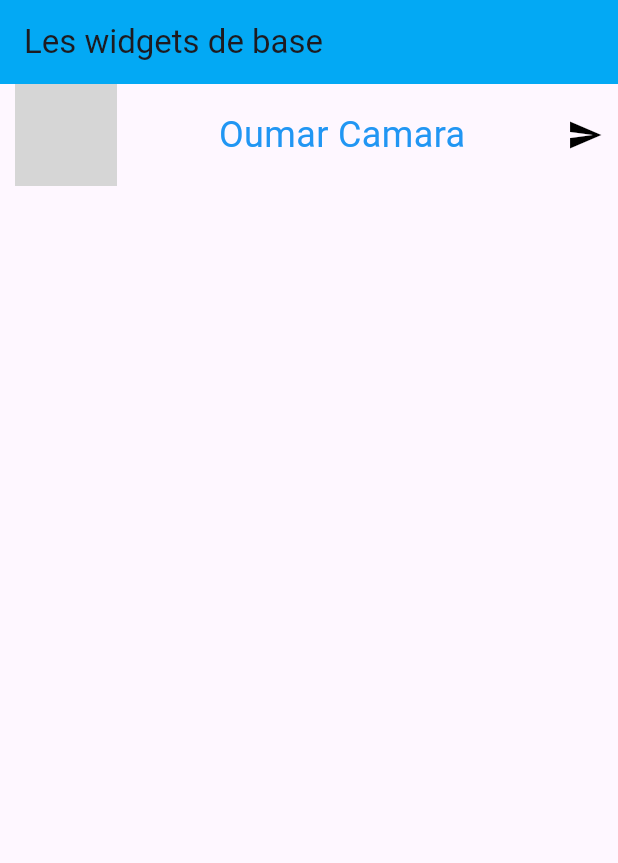
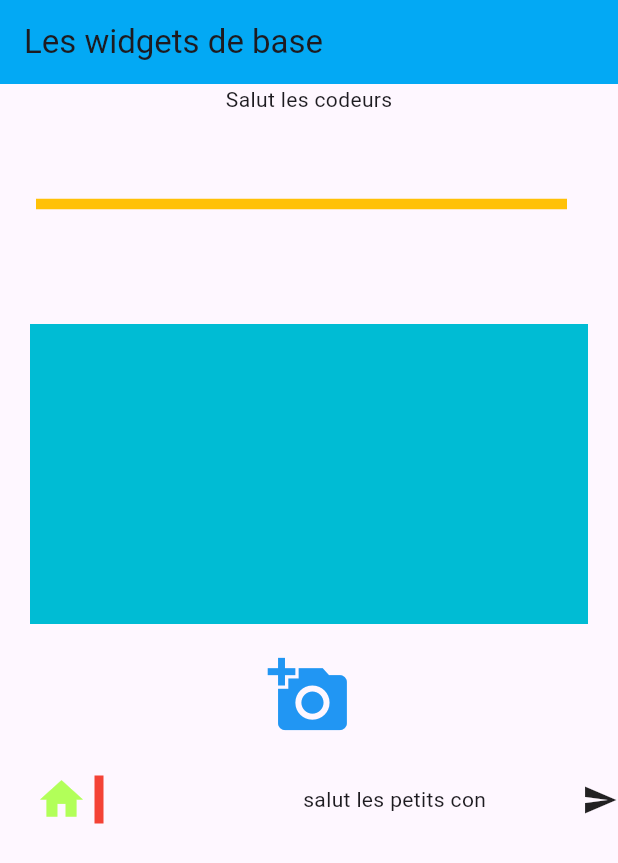
Before and after one commit to Bobo844/flutter_labs, a Flutter app: the screen it shows after launch, on a phone screen of 412 x 824 dp. Shown: the top 863 px of the screen. Run offline on Flutter 3.47's test engine with Material 3 defaults, Android fonts, the phone set to English and light mode, and no system bars; our stand-ins replace google_fonts; grey boxes are pictures that could not be loaded.

Commit message:
les divider et verticalDivider

```diff
--- a/demo_app3/lib/main.dart
+++ b/demo_app3/lib/main.dart
@@ -16,30 +16,50 @@ class MonApplication extends StatelessWidget {
           backgroundColor: Colors.lightBlue,
           title: const Text('Les widgets de base'),
         ),
-        body:SingleChildScrollView(
-        child: Padding(
-          padding:EdgeInsets.symmetric(horizontal: 10),
-          child: Row(
-            mainAxisSize: MainAxisSize.max,
-            mainAxisAlignment: MainAxisAlignment.spaceBetween,
-            crossAxisAlignment: CrossAxisAlignment.center,
+        body:Column(
           children: [
-                CircleAvatar(
-                  radius: 34,
-                  backgroundImage:NetworkImage("https://external-content.duckduckgo.com/iu/?u=https%3A%2F%2Fwww.fr.clipproject.info%2Fimages%2Fjoomgallery%2Foriginals%2Fbureau_10%2Fingenieur_cliparts_gratuis__bureau_images_20160412_1456662735.png&f=1&nofb=1&ipt=bd117c9bfb6c53298671d2730805eea9c2896c6249c8fce5a21f5e1d42a00628&ipo=images"),
+            Text("Salut les codeurs"),
+            Divider(
+              height: 120,
+              thickness: 7,
+              indent: 24,
+              endIndent: 34,
+              color: Colors.amber,
             ),
-                Text(
-                  "Oumar Camara",
-                  style: TextStyle(
+            Container(
+              margin: EdgeInsets.all(20),
+              color: Colors.cyan,
+              height: 200,
+            ),
+            Icon(
+              Icons.add_a_photo,
+              size: 55,
               color: Colors.blue,
-                    fontSize: 24,
+              ),
+              SizedBox(height: 25,),
+              Row(
+                children: [
+                  SizedBox(width: 24,),
+                  Icon(
+                    Icons.home,
+                    size: 34,
+                    color: Colors.lightGreenAccent,
+                  ),
+                  SizedBox(
+                    height: 32,
+                    child: VerticalDivider(
+                    thickness: 6,
+                    color: Colors.red,
                   ),
                   ),
-                Icon(Icons.send,color: Colors.black)
+                  Spacer(flex: 2,),
+                  Text("salut les petits con"),
+                  Spacer(),
+                  Icon(Icons.send),
                 ],
-          ),
-        ),
+              )
 
+          ],
         )
 
         )
```
Lines whose indentation alone changed are shown as unchanged.
